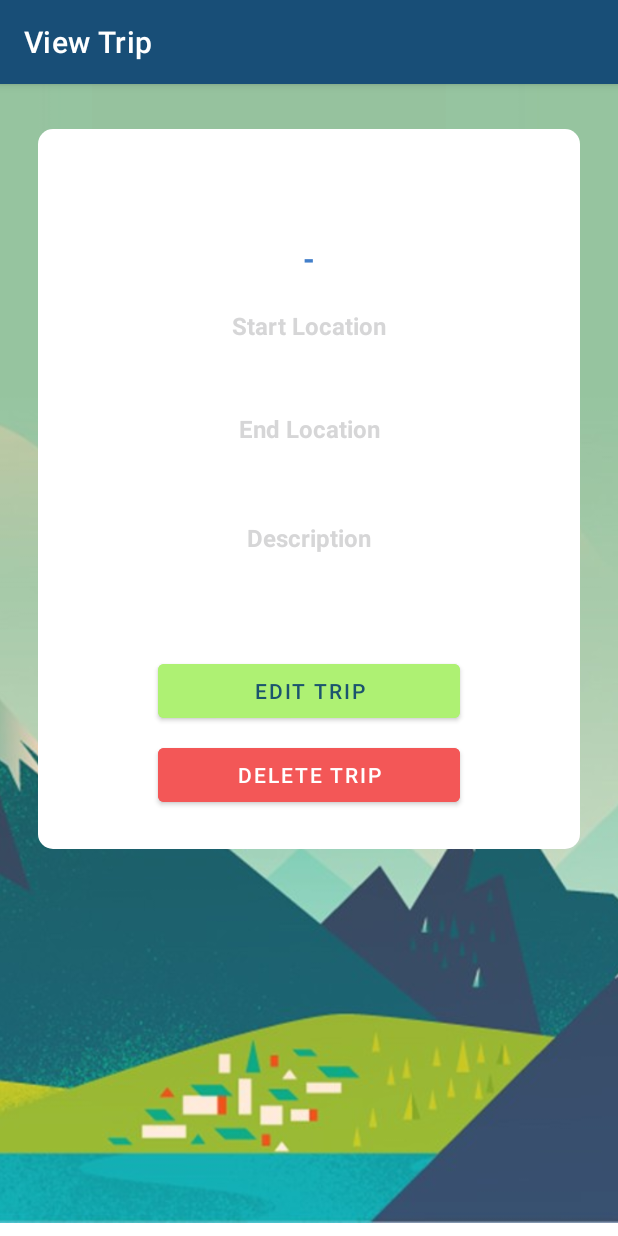
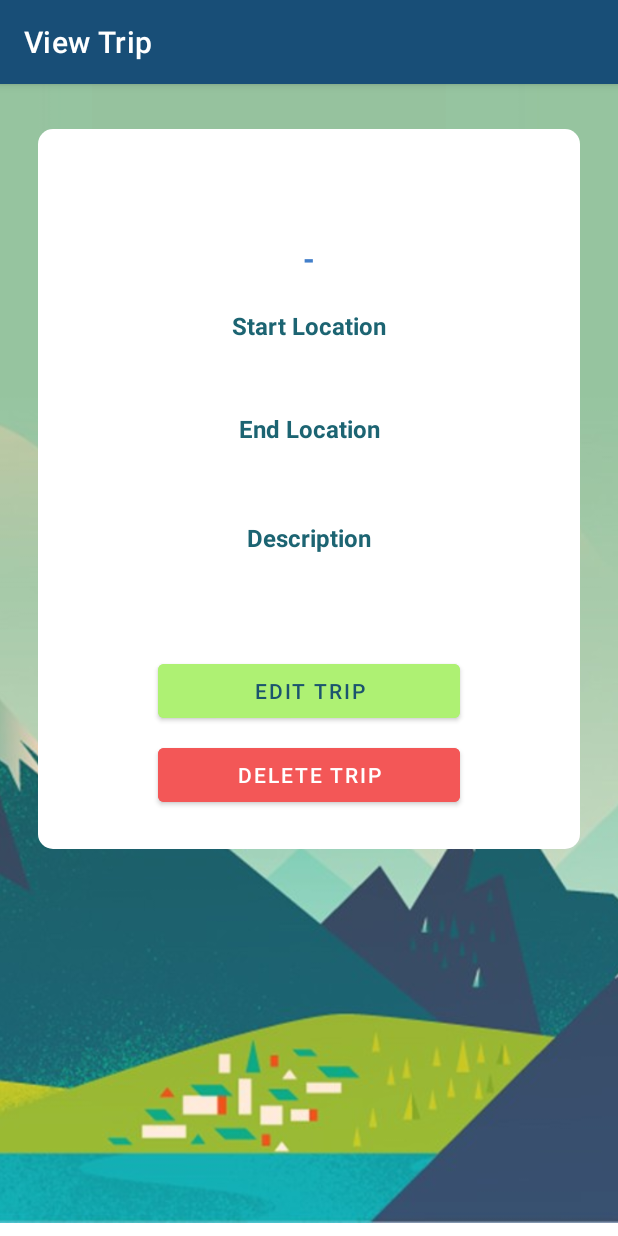
Before and after one commit to J3Jab/TripTrip-MOBDEVE, an Android app: the ViewTripActivity screen opened directly, with no data from a screen before it, on a phone screen of 412 x 824 dp. Run offline under Robolectric (Android 15) with nearby library versions, the phone set to English and light mode, and no system bars.

Commit message:
Added font color

```diff
--- a/TripTripMobileApp/app/src/main/res/values/colors.xml
+++ b/TripTripMobileApp/app/src/main/res/values/colors.xml
@@ -21,4 +21,6 @@
     <color name="gray">#A8A8A8</color>
     <color name="hint_gray">#D5D5D5</color>
     <color name="delete_red">#F35757</color>
+    <color name="font_color">#1C6472</color>
+
 </resources>
```
